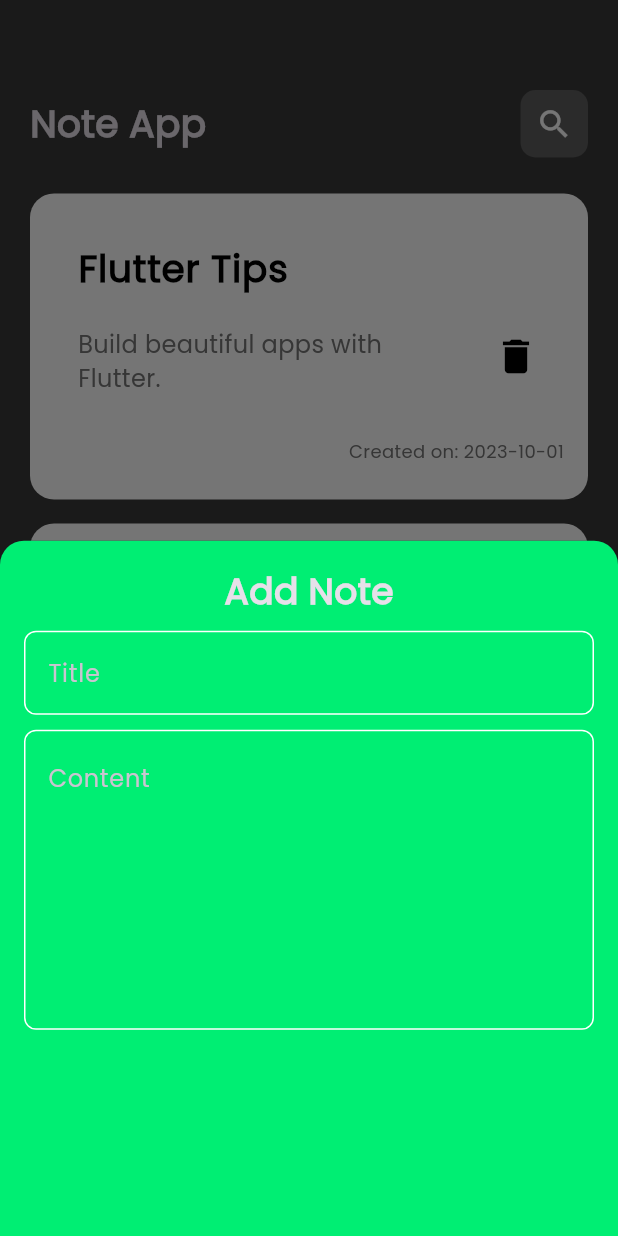
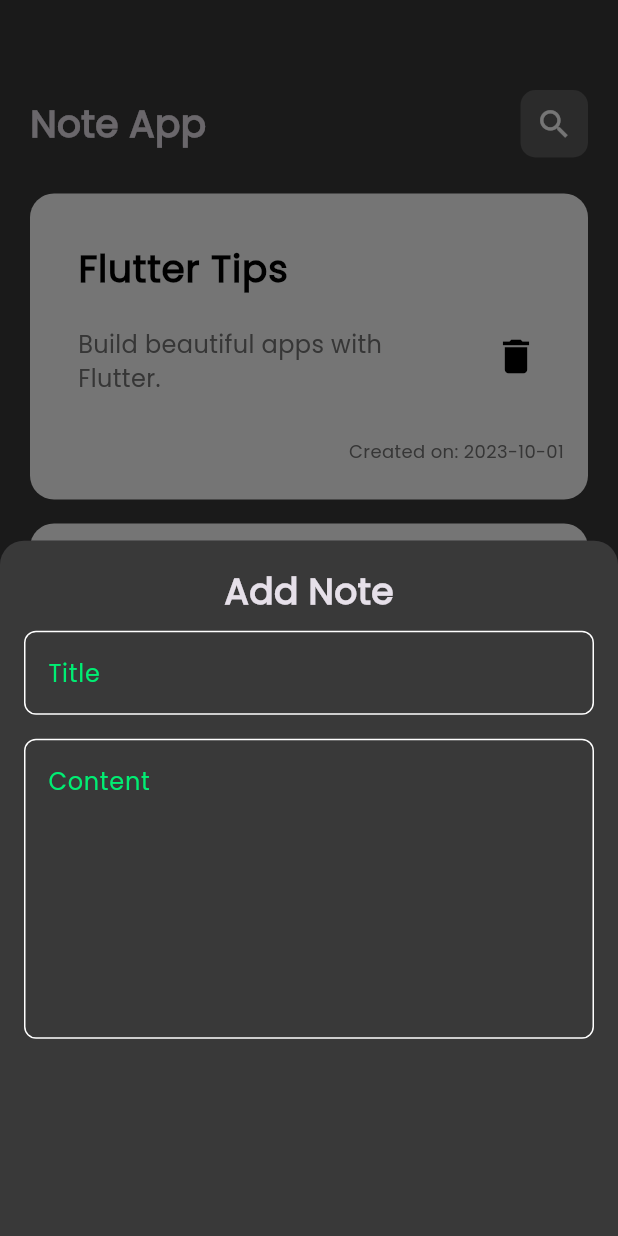
Before and after one commit to m9stafa05/Note-App, a Flutter app: the screen it shows after launch, after a tap on the "add" icon, on a phone screen of 412 x 824 dp. Run offline on Flutter 3.47's test engine with Material 3 defaults, Android fonts, the phone set to English and light mode, and no system bars.

Commit message:
Refactor AddNoteBottomSheet to use CustomTextField

```diff
--- a/lib/widgets/add_note_bottom_sheet.dart
+++ b/lib/widgets/add_note_bottom_sheet.dart
@@ -1,5 +1,6 @@
 import 'package:flutter/material.dart';
 import 'package:note_app/constants.dart';
+import 'package:note_app/widgets/custom_text_field.dart';
 
 class AddNoteBottomSheet extends StatelessWidget {
   const AddNoteBottomSheet({super.key});
@@ -9,10 +10,8 @@ class AddNoteBottomSheet extends StatelessWidget {
     return Container(
       height: 500,
       decoration: BoxDecoration(
-        color: kPrimaryColor,
-        borderRadius: BorderRadius.vertical(
-          top: Radius.circular(16),
-        ),
+        color: kModeColor,
+        borderRadius: BorderRadius.vertical(top: Radius.circular(16)),
       ),
       child: Padding(
         padding: const EdgeInsets.symmetric(
@@ -29,50 +28,9 @@ class AddNoteBottomSheet extends StatelessWidget {
               ),
             ),
             const SizedBox(height: 10),
-            TextField(
-              decoration: InputDecoration(
-                hintText: 'Title',
-                focusedBorder: OutlineInputBorder(
-                  borderRadius: BorderRadius.circular(12),
-                  borderSide: BorderSide(
-                    color: Colors.white,
-                    width: 2,
-                  ),
-                ),
-                enabledBorder: OutlineInputBorder(
-                  borderRadius: BorderRadius.circular(8),
-                  borderSide: BorderSide(
-                    color: Colors.white,
-                  ),
-                ),
-              ),
-            ),
-            const SizedBox(height: 10),
-            SizedBox(
-              height: 200,
-              width: double.infinity,
-              child: TextField(
-                maxLines: null,
-                expands: true,
-                textAlignVertical: TextAlignVertical.top,
-                decoration: InputDecoration(
-                  hintText: 'Content',
-                  focusedBorder: OutlineInputBorder(
-                    borderRadius: BorderRadius.circular(12),
-                    borderSide: BorderSide(
-                      color: Colors.white,
-                      width: 2,
-                    ),
-                  ),
-                  enabledBorder: OutlineInputBorder(
-                    borderRadius: BorderRadius.circular(8),
-                    borderSide: BorderSide(
-                      color: Colors.white,
-                    ),
-                  ),
-                ),
-              ),
-            ),
+            CustomTextField(hintText: 'Title'),
+            const SizedBox(height: 16),
+            CustomTextField(hintText: 'Content', maxLines: 7),
           ],
         ),
       ),
```
